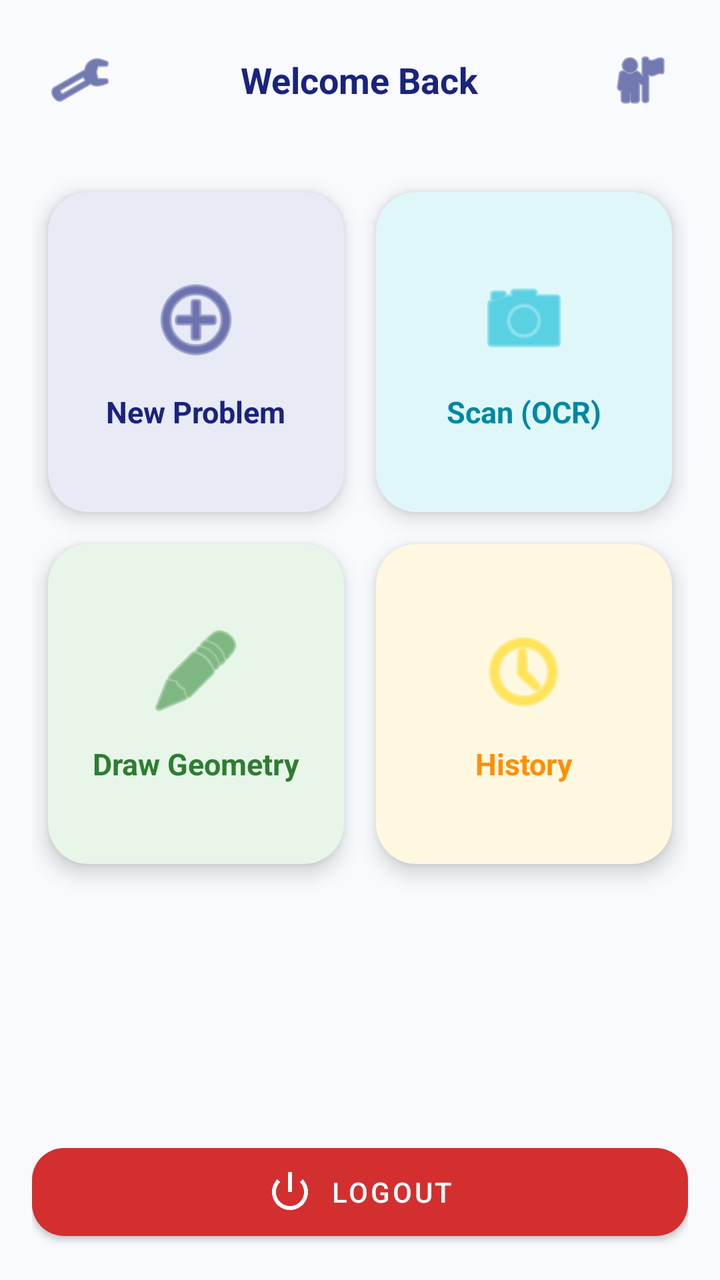
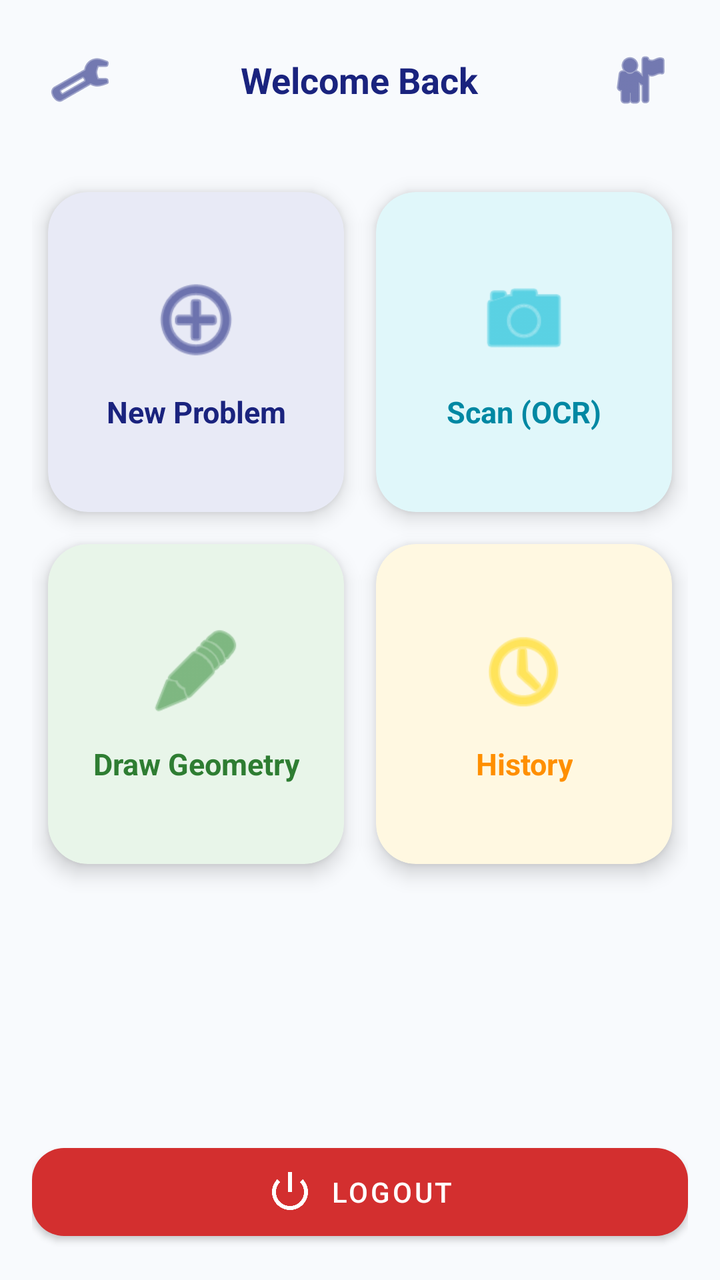

Screens rendered from an Android XML layout before and after an edit, with the pre-edit source and the edit as a unified diff.
<!-- AndroidManifest.xml: application theme Theme.MaterialComponents.DayNight.NoActionBar -->
<!-- res/layout/activity_main.xml -->
<?xml version="1.0" encoding="utf-8"?>
<LinearLayout
    xmlns:android="http://schemas.android.com/apk/res/android"
    xmlns:app="http://schemas.android.com/apk/res-auto"
    xmlns:tools="http://schemas.android.com/tools"
    android:layout_width="match_parent"
    android:layout_height="match_parent"
    android:orientation="vertical"
    android:background="@color/bg_start"
    android:padding="16dp"
    tools:context=".MainActivity">

    
    <RelativeLayout
        android:layout_width="match_parent"
        android:layout_height="wrap_content"
        android:layout_marginBottom="24dp">

        <ImageButton
            android:id="@+id/btnSettings"
            android:layout_width="48dp"
            android:layout_height="48dp"
            android:background="?attr/selectableItemBackgroundBorderless"
            android:src="@android:drawable/ic_menu_manage"
            app:tint="@color/primary"
            android:layout_alignParentStart="true" />

        <TextView
            android:id="@+id/tvMainWelcome"
            android:layout_width="wrap_content"
            android:layout_height="wrap_content"
            android:layout_centerInParent="true"
            android:text="Welcome Back"
            android:textSize="18sp"
            android:textColor="@color/primary"
            android:textStyle="bold" />

        <ImageButton
            android:id="@+id/btnProfile"
            android:layout_width="48dp"
            android:layout_height="48dp"
            android:background="?attr/selectableItemBackgroundBorderless"
            android:src="@android:drawable/ic_menu_myplaces"
            app:tint="@color/primary"
            android:layout_alignParentEnd="true" />
    </RelativeLayout>

    
    <ScrollView
        android:layout_width="match_parent"
        android:layout_height="0dp"
        android:layout_weight="1"
        android:fillViewport="true">

        <GridLayout
            android:layout_width="match_parent"
            android:layout_height="wrap_content"
            android:columnCount="2"
            android:rowCount="2"
            android:alignmentMode="alignMargins"
            android:columnOrderPreserved="false">

            
            <com.google.android.material.card.MaterialCardView
                android:id="@+id/cardNewProblem"
                android:layout_width="0dp"
                android:layout_height="160dp"
                android:layout_columnWeight="1"
                android:layout_margin="8dp"
                app:cardCornerRadius="20dp"
                app:cardElevation="6dp"
                app:cardBackgroundColor="#E8EAF6"
                app:rippleColor="@color/primary_light">

                <LinearLayout
                    android:layout_width="match_parent"
                    android:layout_height="match_parent"
                    android:gravity="center"
                    android:orientation="vertical"
                    android:padding="16dp">

                    <ImageView
                        android:layout_width="48dp"
                        android:layout_height="48dp"
                        android:src="@android:drawable/ic_menu_add"
                        app:tint="@color/primary" />

                    <TextView
                        android:layout_width="wrap_content"
                        android:layout_height="wrap_content"
                        android:layout_marginTop="12dp"
                        android:text="New Problem"
                        android:textSize="15sp"
                        android:textStyle="bold"
                        android:textColor="@color/primary" />
                </LinearLayout>
            </com.google.android.material.card.MaterialCardView>

            
            <com.google.android.material.card.MaterialCardView
                android:id="@+id/cardScanProblem"
                android:layout_width="0dp"
                android:layout_height="160dp"
                android:layout_columnWeight="1"
                android:layout_margin="8dp"
                app:cardCornerRadius="20dp"
                app:cardElevation="6dp"
                app:cardBackgroundColor="#E0F7FA"
                app:rippleColor="@color/secondary_light">

                <LinearLayout
                    android:layout_width="match_parent"
                    android:layout_height="match_parent"
                    android:gravity="center"
                    android:orientation="vertical"
                    android:padding="16dp">

                    <ImageView
                        android:layout_width="48dp"
                        android:layout_height="48dp"
                        android:src="@android:drawable/ic_menu_camera"
                        app:tint="@color/secondary" />

                    <TextView
                        android:layout_width="wrap_content"
                        android:layout_height="wrap_content"
                        android:layout_marginTop="12dp"
                        android:text="Scan (OCR)"
                        android:textSize="15sp"
                        android:textStyle="bold"
                        android:textColor="@color/secondary_dark" />
                </LinearLayout>
            </com.google.android.material.card.MaterialCardView>

            
            <com.google.android.material.card.MaterialCardView
                android:id="@+id/cardDrawProblem"
                android:layout_width="0dp"
                android:layout_height="160dp"
                android:layout_columnWeight="1"
                android:layout_margin="8dp"
                app:cardCornerRadius="20dp"
                app:cardElevation="6dp"
                app:cardBackgroundColor="#E8F5E9"
                app:rippleColor="#C8E6C9">

                <LinearLayout
                    android:layout_width="match_parent"
                    android:layout_height="match_parent"
                    android:gravity="center"
                    android:orientation="vertical"
                    android:padding="16dp">

                    <ImageView
                        android:layout_width="48dp"
                        android:layout_height="48dp"
                        android:src="@android:drawable/ic_menu_edit"
                        app:tint="@color/success_green" />

                    <TextView
                        android:layout_width="wrap_content"
                        android:layout_height="wrap_content"
                        android:layout_marginTop="12dp"
                        android:text="Draw Geometry"
                        android:textSize="15sp"
                        android:textStyle="bold"
                        android:textColor="#2E7D32" />
                </LinearLayout>
            </com.google.android.material.card.MaterialCardView>

            
            <com.google.android.material.card.MaterialCardView
                android:id="@+id/cardHistory"
                android:layout_width="0dp"
                android:layout_height="160dp"
                android:layout_columnWeight="1"
                android:layout_margin="8dp"
                app:cardCornerRadius="20dp"
                app:cardElevation="6dp"
                app:cardBackgroundColor="#FFF8E1"
                app:rippleColor="#FFE082">

                <LinearLayout
                    android:layout_width="match_parent"
                    android:layout_height="match_parent"
                    android:gravity="center"
                    android:orientation="vertical"
                    android:padding="16dp">

                    <ImageView
                        android:layout_width="48dp"
                        android:layout_height="48dp"
                        android:src="@android:drawable/ic_menu_recent_history"
                        app:tint="@color/accent_gold" />

                    <TextView
                        android:layout_width="wrap_content"
                        android:layout_height="wrap_content"
                        android:layout_marginTop="12dp"
                        android:text="History"
                        android:textSize="15sp"
                        android:textStyle="bold"
                        android:textColor="#FF8F00" />
                </LinearLayout>
            </com.google.android.material.card.MaterialCardView>

        </GridLayout>
    </ScrollView>

    
    <com.google.android.material.button.MaterialButton
        android:id="@+id/btnLogout"
        android:layout_width="match_parent"
        android:layout_height="56dp"
        android:text="Logout"
        android:textColor="@color/white"
        app:backgroundTint="@color/error_red"
        app:cornerRadius="16dp"
        android:layout_marginTop="16dp"
        app:icon="@android:drawable/ic_lock_power_off"
        app:iconGravity="textStart" />

</LinearLayout>
<!-- resources referenced by this layout -->
<resources>
  <color name="accent_gold">#FFD600</color>
  <color name="bg_start">#F8FAFD</color>
  <color name="error_red">#D32F2F</color>
  <color name="primary">#1A237E</color>
  <color name="primary_light">#534BAE</color>
  <color name="secondary">#00B8D4</color>
  <color name="secondary_dark">#0088A3</color>
  <color name="secondary_light">#62EFFF</color>
  <color name="success_green">#388E3C</color>
  <color name="white">#FFFFFF</color>
</resources>

<!-- the commit's change to res/layout/activity_main.xml (unified diff, before → after) -->
@@ -56,7 +56,6 @@
             android:layout_width="match_parent"
             android:layout_height="wrap_content"
             android:columnCount="2"
-            android:rowCount="2"
             android:alignmentMode="alignMargins"
             android:columnOrderPreserved="false">
 
@@ -77,7 +76,7 @@
                     android:layout_height="match_parent"
                     android:gravity="center"
                     android:orientation="vertical"
-                    android:padding="16dp">
+                    android:padding="12dp">
 
                     <ImageView
                         android:layout_width="48dp"
@@ -92,7 +91,8 @@
                         android:text="New Problem"
                         android:textSize="15sp"
                         android:textStyle="bold"
-                        android:textColor="@color/primary" />
+                        android:textColor="@color/primary"
+                        android:gravity="center" />
                 </LinearLayout>
             </com.google.android.material.card.MaterialCardView>
 
@@ -113,7 +113,7 @@
                     android:layout_height="match_parent"
                     android:gravity="center"
                     android:orientation="vertical"
-                    android:padding="16dp">
+                    android:padding="12dp">
 
                     <ImageView
                         android:layout_width="48dp"
@@ -128,7 +128,8 @@
                         android:text="Scan (OCR)"
                         android:textSize="15sp"
                         android:textStyle="bold"
-                        android:textColor="@color/secondary_dark" />
+                        android:textColor="@color/secondary_dark"
+                        android:gravity="center" />
                 </LinearLayout>
             </com.google.android.material.card.MaterialCardView>
 
@@ -149,7 +150,7 @@
                     android:layout_height="match_parent"
                     android:gravity="center"
                     android:orientation="vertical"
-                    android:padding="16dp">
+                    android:padding="12dp">
 
                     <ImageView
                         android:layout_width="48dp"
@@ -164,7 +165,8 @@
                         android:text="Draw Geometry"
                         android:textSize="15sp"
                         android:textStyle="bold"
-                        android:textColor="#2E7D32" />
+                        android:textColor="#2E7D32"
+                        android:gravity="center" />
                 </LinearLayout>
             </com.google.android.material.card.MaterialCardView>
 
@@ -185,7 +187,7 @@
                     android:layout_height="match_parent"
                     android:gravity="center"
                     android:orientation="vertical"
-                    android:padding="16dp">
+                    android:padding="12dp">
 
                     <ImageView
                         android:layout_width="48dp"
@@ -200,7 +202,8 @@
                         android:text="History"
                         android:textSize="15sp"
                         android:textStyle="bold"
-                        android:textColor="#FF8F00" />
+                        android:textColor="#FF8F00"
+                        android:gravity="center" />
                 </LinearLayout>
             </com.google.android.material.card.MaterialCardView>
 
